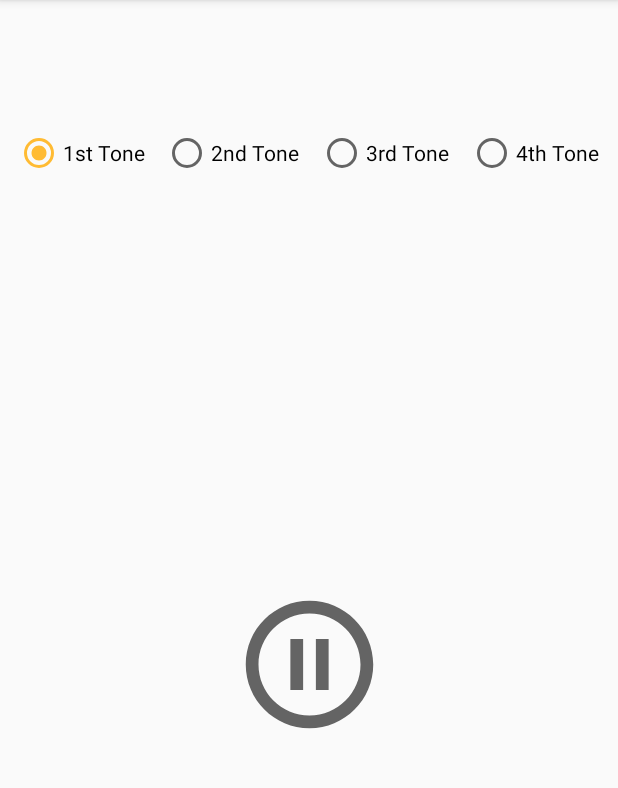
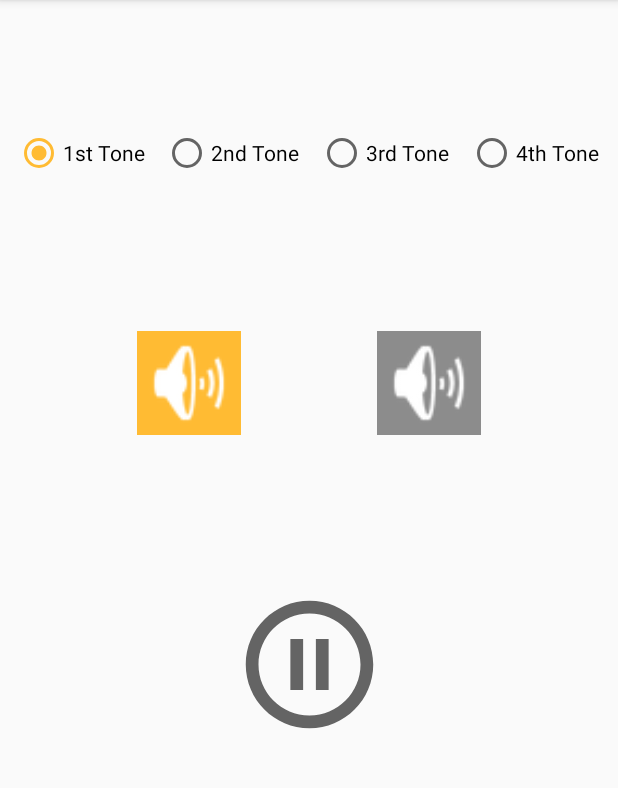
Before and after one commit to helenastafford/pronunciation_app, an Android app: the IndividualSoundActivity screen opened directly, with no data from a screen before it, after a tap on an icon or button, on a phone screen of 412 x 824 dp, the part 84-872 px from its top. Run offline under Robolectric (Android 15) with nearby library versions, the phone set to English and light mode, and no system bars.

Commit message:
Start implementing student playback

```diff
--- a/app/src/main/java/com/example/pronunciationapp/IndividualSoundActivity.java
+++ b/app/src/main/java/com/example/pronunciationapp/IndividualSoundActivity.java
@@ -7,10 +7,12 @@ import android.media.MediaPlayer;
 import android.os.Bundle;
 import android.view.View;
 import android.widget.ImageButton;
+import android.widget.ImageView;
 import android.widget.TextView;
 
 public class IndividualSoundActivity extends AppCompatActivity {
-    private MediaPlayer mediaPlayer;
+    private MediaPlayer teacherPlayer;
+    private MediaPlayer studentPlayer;
 
     @Override
     protected void onCreate(Bundle savedInstanceState) {
@@ -24,28 +26,44 @@ public class IndividualSoundActivity extends AppCompatActivity {
     }
 
     public void handlePlayButtonClick(View view) {
-        if (mediaPlayer == null) {
-            mediaPlayer = MediaPlayer.create(this, R.raw.recording);
-            mediaPlayer.setLooping(true);
-        }
+//        if (mediaPlayer == null) {
+//            mediaPlayer = MediaPlayer.create(this, R.raw.recording);
+//            mediaPlayer.setLooping(true);
+//        }
         ImageButton button = findViewById(R.id.playPauseButton);
-        if (mediaPlayer.isPlaying()) {
+        ImageView teacherSpeakingImageView = findViewById(R.id.teacherSpeakingImageView);
+        ImageView studentSpeakingImageView = findViewById(R.id.studentSpeakingImageView);
+
+        if (teacherPlayer.isPlaying() || studentPlayer.isPlaying()) {
             button.setImageResource(R.drawable.playicon);
+            teacherSpeakingImageView.setBackgroundColor(getResources().getColor(R.color.colorNotSpeaking));
+            studentSpeakingImageView.setBackgroundColor(getResources().getColor(R.color.colorNotSpeaking));
             //getResources().getDrawable(android.R.drawable.ic_media_play,null)
-            mediaPlayer.pause();
+            if (teacherPlayer.isPlaying()) {
+                teacherPlayer.pause();
+            }
+            if (studentPlayer.isPlaying()) {
+                studentPlayer.pause();
+            }
         } else {
             button.setImageResource(R.drawable.pauseicon);
             //mediaPlayer.seekTo(0);
 
-            mediaPlayer.start();
+            teacherPlayer.start();
+
+            teacherSpeakingImageView.setBackgroundColor(getResources().getColor(R.color.colorAccent));
+            studentSpeakingImageView.setBackgroundColor(getResources().getColor(R.color.colorNotSpeaking));
         }
     }
 
     @Override
     protected void onPause() {
         super.onPause();
-        if (mediaPlayer != null) {
-            mediaPlayer.release();
+        if (teacherPlayer != null) {
+            teacherPlayer.release();
+        }
+        if (studentPlayer != null) {
+            studentPlayer.release();
         }
     }
 
@@ -69,18 +87,52 @@ public class IndividualSoundActivity extends AppCompatActivity {
         if (tone < 1 || tone > 4) {
             throw new IllegalArgumentException();
         }
-        if (mediaPlayer != null && mediaPlayer.isPlaying()) {
-            mediaPlayer.pause();
-            ImageButton button = findViewById(R.id.playPauseButton);
-            button.setImageResource(R.drawable.playicon);
+
+        // Pause any currently playing recordings
+        if (teacherPlayer != null && teacherPlayer.isPlaying()) {
+            teacherPlayer.pause();
         }
+        if (studentPlayer != null && studentPlayer.isPlaying()) {
+            studentPlayer.pause();
+        }
+
+        // Set button to show play (as playback has been paused)
+        ImageButton button = findViewById(R.id.playPauseButton);
+        button.setImageResource(R.drawable.playicon);
+
         Intent intent = getIntent();
         String pinyin = intent.getStringExtra("pinyin");
-        String recordingName = pinyin + "_" + tone + "_teacher";
+        String teacherRecordingName = pinyin + "_" + tone + "_teacher";
+        String studentRecordingName = pinyin + "_" + tone + "_user";
+
         //recordingName = "recording";
-        System.out.println(recordingName);
-        int id = getResources().getIdentifier(recordingName, "raw", this.getPackageName());
-        mediaPlayer = MediaPlayer.create(this, id);
-        mediaPlayer.setLooping(true);
+        //System.out.println(recordingName);
+        int teacherRecordingId = getResources().getIdentifier(teacherRecordingName, "raw", this.getPackageName());
+        int studentRecordingId = getResources().getIdentifier(studentRecordingName, "raw", this.getPackageName());
+        teacherPlayer = MediaPlayer.create(this, teacherRecordingId);
+        studentPlayer = MediaPlayer.create(this, studentRecordingId);
+
+        MediaPlayer.OnCompletionListener onCompletionListener = new MediaPlayer.OnCompletionListener() {
+            @Override
+            public void onCompletion(MediaPlayer mp) {
+                ImageView teacherSpeakingImageView = findViewById(R.id.teacherSpeakingImageView);
+                ImageView studentSpeakingImageView = findViewById(R.id.studentSpeakingImageView);
+                if (mp == teacherPlayer) {
+                    studentPlayer.start();
+                    teacherSpeakingImageView.setBackgroundColor(getResources().getColor(R.color.colorNotSpeaking));
+                    studentSpeakingImageView.setBackgroundColor(getResources().getColor(R.color.colorAccent));
+                } else {
+                    teacherPlayer.start();
+                    teacherSpeakingImageView.setBackgroundColor(getResources().getColor(R.color.colorAccent));
+                    studentSpeakingImageView.setBackgroundColor(getResources().getColor(R.color.colorNotSpeaking));
+                }
+            }
+        };
+
+
+        teacherPlayer.setOnCompletionListener(onCompletionListener);
+        studentPlayer.setOnCompletionListener(onCompletionListener);
+
+        //mediaPlayer.setLooping(true);
     }
 }
--- a/app/src/main/res/layout/activity_individual.xml
+++ b/app/src/main/res/layout/activity_individual.xml
@@ -5,6 +5,18 @@
     android:layout_width="match_parent"
     android:layout_height="match_parent"
     tools:context=".IndividualSoundActivity">
+
+    <ImageView
+        android:id="@+id/studentSpeakingImageView"
+        android:layout_width="69dp"
+        android:layout_height="69dp"
+        android:background="@color/colorNotSpeaking"
+        app:layout_constraintBottom_toTopOf="@+id/playPauseButton"
+        app:layout_constraintEnd_toEndOf="parent"
+        app:layout_constraintHorizontal_bias="0.5"
+        app:layout_constraintStart_toEndOf="@+id/teacherSpeakingImageView"
+        app:layout_constraintTop_toBottomOf="@+id/toneRadioGroup"
+        app:srcCompat="@android:drawable/ic_lock_silent_mode_off" />
 
     <ImageButton
         android:id="@+id/playPauseButton"
@@ -76,4 +88,16 @@
             android:text="4th Tone" />
     </RadioGroup>
 
+    <ImageView
+        android:id="@+id/teacherSpeakingImageView"
+        android:layout_width="69dp"
+        android:layout_height="69dp"
+        android:background="@color/colorNotSpeaking"
+        app:layout_constraintBottom_toTopOf="@+id/playPauseButton"
+        app:layout_constraintEnd_toStartOf="@+id/studentSpeakingImageView"
+        app:layout_constraintHorizontal_bias="0.5"
+        app:layout_constraintStart_toStartOf="parent"
+        app:layout_constraintTop_toBottomOf="@+id/toneRadioGroup"
+        app:srcCompat="@android:drawable/ic_lock_silent_mode_off" />
+
 </androidx.constraintlayout.widget.ConstraintLayout>
--- a/app/src/main/res/values/colors.xml
+++ b/app/src/main/res/values/colors.xml
@@ -1,6 +1,7 @@
 <?xml version="1.0" encoding="utf-8"?>
 <resources>
-    <color name="colorPrimary">#6200EE</color>
-    <color name="colorPrimaryDark">#3700B3</color>
-    <color name="colorAccent">#03DAC5</color>
+    <color name="colorPrimary">#C13939</color>
+    <color name="colorPrimaryDark">#8C0000</color>
+    <color name="colorAccent">@android:color/holo_orange_light</color>
+    <color name="colorNotSpeaking">#8C8C8C</color>
 </resources>
```
